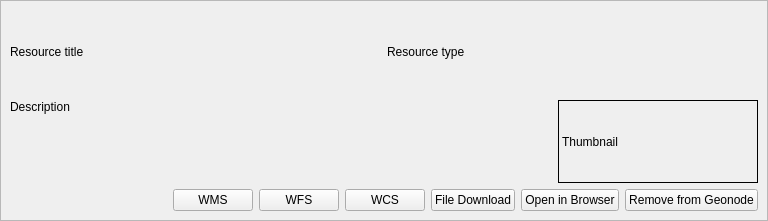
Old version of the form src/qgis_geonode/ui/search_result_widget.ui in the repository GeoNode/QGISGeoNodePlugin.
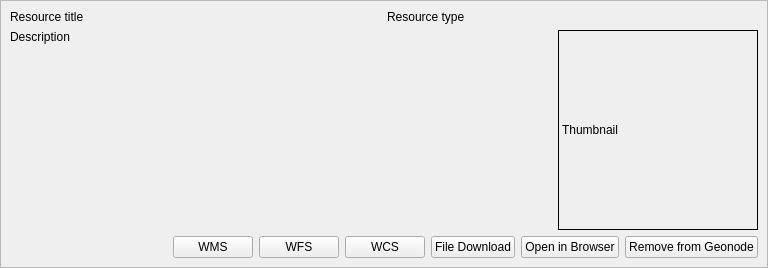
New version of the form.

Patch:
```diff
--- a/src/qgis_geonode/ui/search_result_widget.ui
+++ b/src/qgis_geonode/ui/search_result_widget.ui
@@ -97,7 +97,7 @@
           <property name="minimumSize">
            <size>
             <width>200</width>
-            <height>0</height>
+            <height>200</height>
            </size>
           </property>
           <property name="frameShape">
```
